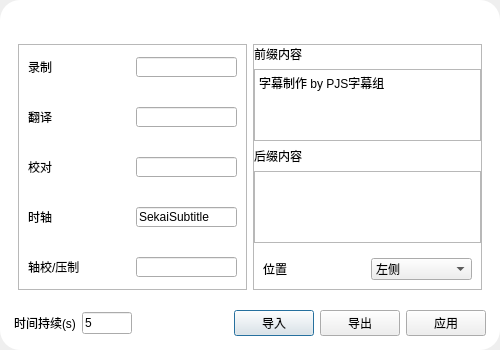
Old version of the form src/gui/design/WindowDialogStaff.ui in the repository Icexbb/SekaiSubtitle-Python.
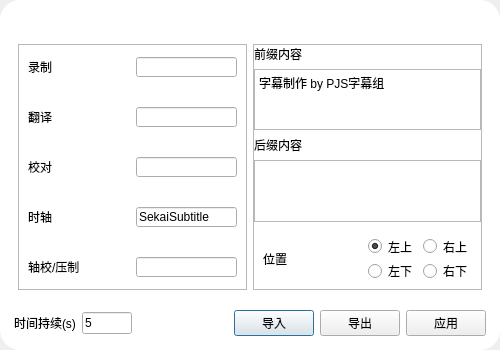
New version of the form.

Commit message: Update enhance requests in #6 Update staff style with selectable positions

Diff of the .ui file:
```diff
--- a/src/gui/design/WindowDialogStaff.ui
+++ b/src/gui/design/WindowDialogStaff.ui
@@ -354,18 +354,42 @@
                 </widget>
                </item>
                <item>
-                <widget class="QComboBox" name="PositionCombo">
-                 <item>
+                <layout class="QGridLayout" name="gridLayout_2">
+                 <item row="0" column="1">
+                  <widget class="QRadioButton" name="RadioPos9">
                   <property name="text">
-                   <string>左侧</string>
-                  </property>
+                    <string>右上</string>
+                   </property>
+                  </widget>
                  </item>
-                 <item>
+                 <item row="0" column="0">
+                  <widget class="QRadioButton" name="RadioPos7">
                   <property name="text">
-                   <string>右侧</string>
-                  </property>
+                    <string>左上</string>
+                   </property>
+                   <property name="checkable">
+                    <bool>true</bool>
+                   </property>
+                   <property name="checked">
+                    <bool>true</bool>
+                   </property>
+                  </widget>
                  </item>
-                </widget>
+                 <item row="1" column="0">
+                  <widget class="QRadioButton" name="RadioPos1">
+                   <property name="text">
+                    <string>左下</string>
+                   </property>
+                  </widget>
+                 </item>
+                 <item row="1" column="1">
+                  <widget class="QRadioButton" name="RadioPos3">
+                   <property name="text">
+                    <string>右下</string>
+                   </property>
+                  </widget>
+                 </item>
+                </layout>
                </item>
               </layout>
              </widget>
```
Lines whose indentation alone changed are shown as unchanged. The commit also changes 5 other files.
